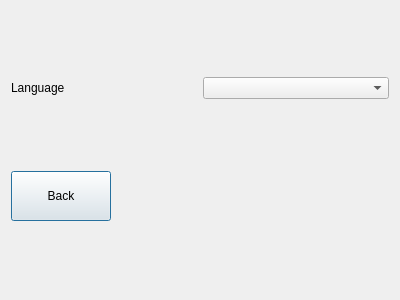
First picture: the form in settingsdialog.ui, repository lmnp/TexasHoldemManager, before the edit.
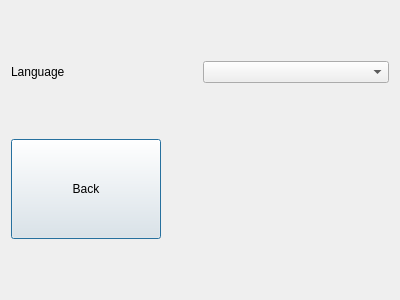
Second picture: the form after the edit.

Commit message: Made buttons look nicer

What changed in the file:
```diff
--- a/settingsdialog.ui
+++ b/settingsdialog.ui
@@ -33,10 +33,22 @@
    </item>
    <item>
     <widget class="QPushButton" name="pb_back">
+     <property name="sizePolicy">
+      <sizepolicy hsizetype="Fixed" vsizetype="Fixed">
+       <horstretch>0</horstretch>
+       <verstretch>0</verstretch>
+      </sizepolicy>
+     </property>
+     <property name="minimumSize">
+      <size>
+       <width>150</width>
+       <height>100</height>
+      </size>
+     </property>
      <property name="maximumSize">
       <size>
-       <width>100</width>
-       <height>50</height>
+       <width>150</width>
+       <height>100</height>
       </size>
      </property>
      <property name="text">
```
The commit also changes 3 other files.
